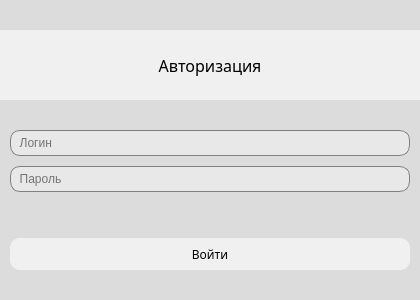
Percyvalle/Vultus, file src/VultusRegistrationDialog.ui: the form before one commit.
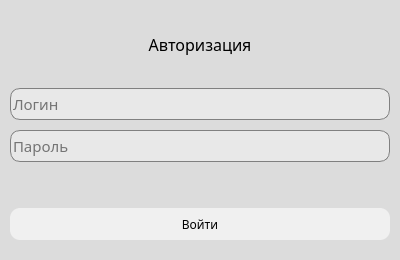
The form after the commit.

Diff of the .ui file:
```diff
--- a/src/VultusRegistrationDialog.ui
+++ b/src/VultusRegistrationDialog.ui
@@ -6,8 +6,8 @@
    <rect>
     <x>0</x>
     <y>0</y>
-    <width>420</width>
-    <height>300</height>
+    <width>400</width>
+    <height>260</height>
    </rect>
   </property>
   <property name="sizePolicy">
@@ -54,11 +54,11 @@
      <property name="maximumSize">
       <size>
        <width>16777215</width>
-       <height>70</height>
+       <height>50</height>
       </size>
      </property>
      <property name="styleSheet">
-      <string notr="true">background-color: rgba(245, 245, 245,80%);</string>
+      <string notr="true"/>
      </property>
      <layout class="QHBoxLayout" name="horizontalLayout">
       <property name="spacing">
@@ -91,7 +91,7 @@
          </font>
         </property>
         <property name="styleSheet">
-         <string notr="true">background-color: rgba(255, 255, 255, 0%);</string>
+         <string notr="true"/>
         </property>
         <property name="text">
          <string>Авторизация</string>
@@ -129,16 +129,22 @@
        <property name="maximumSize">
         <size>
          <width>16777215</width>
-         <height>26</height>
+         <height>32</height>
         </size>
        </property>
+       <property name="font">
+        <font>
+         <family>Bahnschrift SemiBold</family>
+         <pointsize>11</pointsize>
+        </font>
+       </property>
        <property name="styleSheet">
         <string notr="true">background: rgba(245, 245, 245,50%); 
 border: 1 solid grey;
 border-radius: 10px;</string>
        </property>
        <property name="placeholderText">
-        <string>  Логин</string>
+        <string>Логин</string>
        </property>
       </widget>
      </item>
@@ -153,9 +159,15 @@
        <property name="maximumSize">
         <size>
          <width>16777215</width>
-         <height>26</height>
+         <height>32</height>
         </size>
        </property>
+       <property name="font">
+        <font>
+         <family>Bahnschrift SemiBold</family>
+         <pointsize>11</pointsize>
+        </font>
+       </property>
        <property name="styleSheet">
         <string notr="true">background: rgba(245, 245, 245,50%); 
 border: 1 solid grey;
@@ -165,7 +177,7 @@
         <enum>QLineEdit::Password</enum>
        </property>
        <property name="placeholderText">
-        <string>  Пароль</string>
+        <string>Пароль</string>
        </property>
       </widget>
      </item>
```
